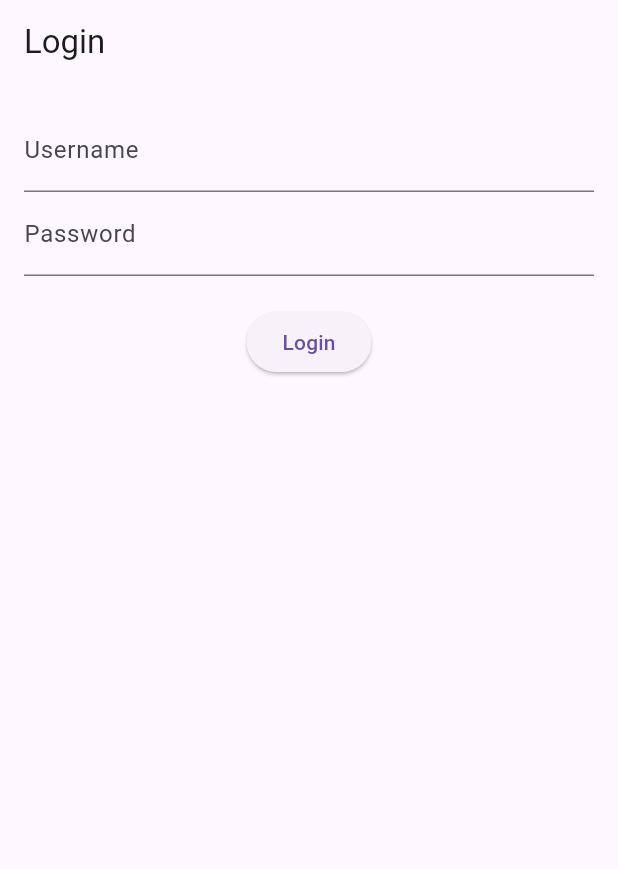
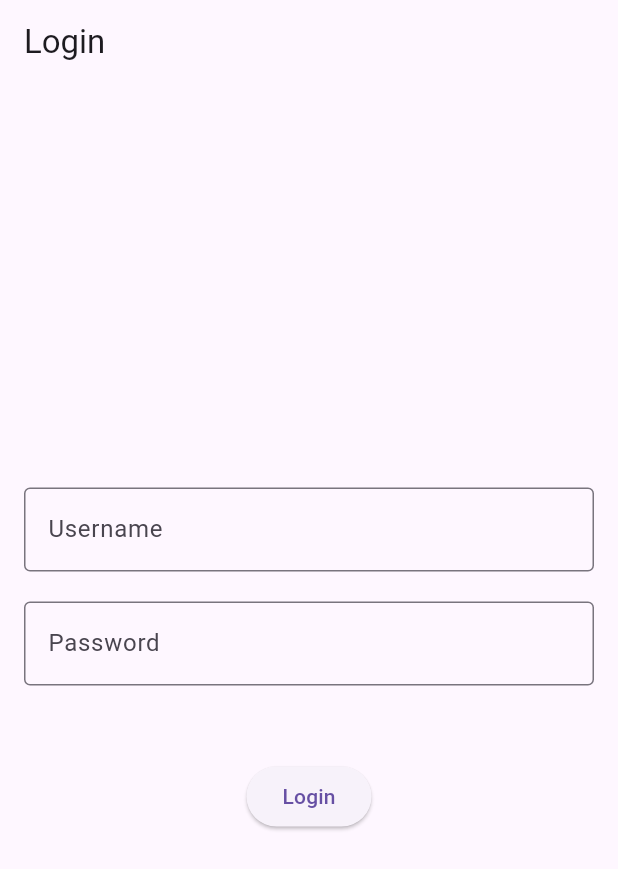
Before and after one commit to NoufalNouf/clean_architecture, a Flutter app: the screen it shows after launch, on a phone screen of 412 x 824 dp. Shown: the top 869 px of the screen. Run offline on Flutter 3.47's test engine with Material 3 defaults, Android fonts, the phone set to English and light mode, and no system bars; our stand-ins replace equatable, flutter_bloc.

Commit message:
textfield changed

```diff
--- a/lib/Presentation/bloc/sign_in_event.dart
+++ b/lib/Presentation/bloc/sign_in_event.dart
@@ -8,7 +8,7 @@ abstract class LoginEvent extends Equatable {
 }
 
 class LoginButtonPressed extends LoginEvent {
-  final String username;
+   final String username;
   final String password;
 
   const LoginButtonPressed({required this.username, required this.password});
--- a/lib/Presentation/pages/login.dart
+++ b/lib/Presentation/pages/login.dart
@@ -27,17 +27,19 @@ class LoginForm extends StatelessWidget {
     return Padding(
       padding: const EdgeInsets.all(16.0),
       child: Column(
+        spacing: 20,
+        mainAxisAlignment: MainAxisAlignment.center,
         children: [
           TextField(
             controller: _usernameController,
-            decoration: InputDecoration(labelText: 'Username'),
+            decoration: InputDecoration(labelText: 'Username',border: OutlineInputBorder()),
           ),
           TextField(
             controller: _passwordController,
-            decoration: InputDecoration(labelText: 'Password',disabledBorder: OutlineInputBorder()),
+            decoration: InputDecoration(labelText: 'Password',border: OutlineInputBorder()),
             obscureText: true,
           ),
-          SizedBox(height: 20),
+          SizedBox(height: 10),
           BlocConsumer<LoginBloc, LoginState>(
             listener: (context, state) {
               if (state is LoginFailure) {
```
